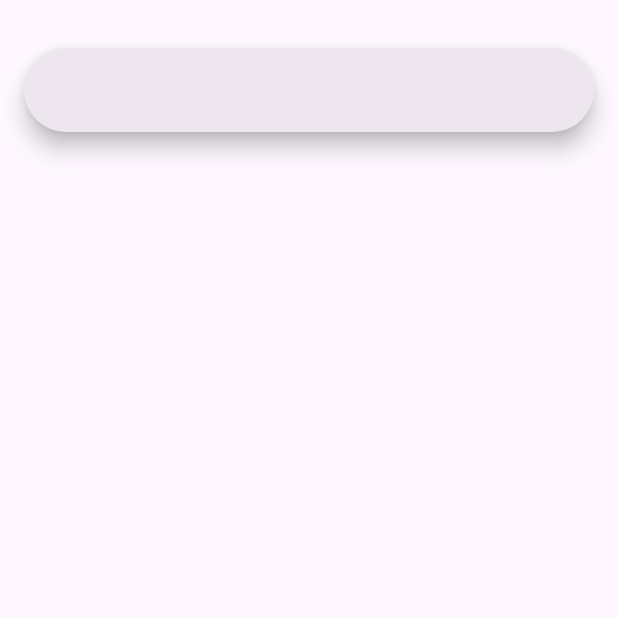
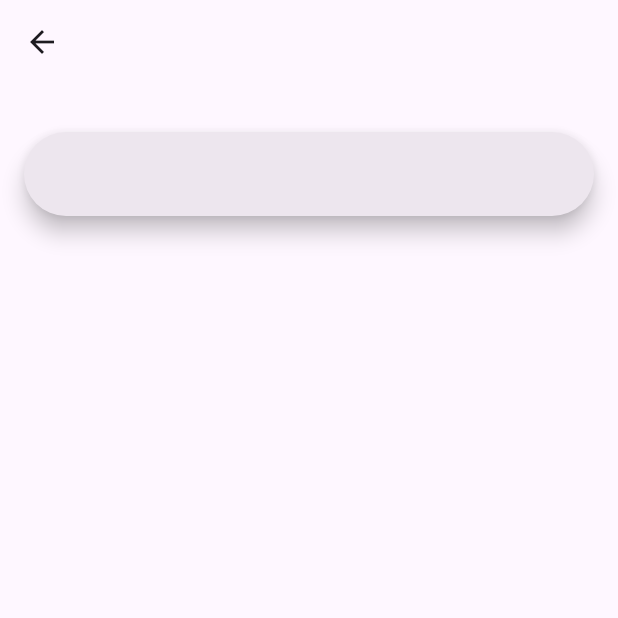
Before and after one commit to Ronan-Vallee/neo_weather, a Flutter app: the screen it shows after launch, after a tap on "Search city", on a phone screen of 412 x 824 dp, the top half of it. Run offline on Flutter 3.47's test engine with Material 3 defaults, Android fonts, the phone set to English and light mode, and no system bars; our stand-ins replace bloc, dartz, equatable, flutter_bloc, get_it, hive_flutter; accounts and stored records are empty.

Commit message:
feat(city): Integrate SavedCitiesBloc in view
Use SavedCitiesBloc to show saved cities list and
allow to add or remove cities from the list.

```diff
--- a/lib/features/city/presentation/pages/city_search_page.dart
+++ b/lib/features/city/presentation/pages/city_search_page.dart
@@ -2,6 +2,7 @@ import 'package:flutter/material.dart';
 import 'package:flutter_bloc/flutter_bloc.dart';
 
 import '../blocs/city_search_bloc/city_search_bloc.dart';
+import '../blocs/saved_cities_bloc/saved_cities_bloc.dart';
 
 class CitySearchPage extends StatelessWidget {
   const CitySearchPage();
@@ -9,6 +10,13 @@ class CitySearchPage extends StatelessWidget {
   @override
   Widget build(BuildContext context) {
     return Scaffold(
+      appBar: AppBar(
+        title: const SizedBox.shrink(),
+        leading: IconButton(
+          icon: const Icon(Icons.arrow_back),
+          onPressed: () => Navigator.of(context).pop(),
+        ),
+      ),
       body: Padding(
         padding: const EdgeInsets.symmetric(horizontal: 16.0, vertical: 32.0),
         child: Column(
@@ -29,6 +37,11 @@ class CitySearchPage extends StatelessWidget {
                         trailing: Text(
                           "${state.citySearchResults[index].country}, ${state.citySearchResults[index].state}",
                         ),
+                        onTap: () => context.read<SavedCitiesBloc>().add(
+                              SavedCitiesCitySelected(
+                                city: state.citySearchResults[index],
+                              ),
+                            ),
                       );
                     },
                   );
--- a/lib/features/weather/presentation/pages/weather_page.dart
+++ b/lib/features/weather/presentation/pages/weather_page.dart
@@ -2,6 +2,7 @@ import 'package:flutter/material.dart';
 import 'package:flutter_bloc/flutter_bloc.dart';
 
 import '../../../../router.dart';
+import '../../../city/presentation/blocs/saved_cities_bloc/saved_cities_bloc.dart';
 import '../blocs/weather_bloc/weather_bloc.dart';
 
 class WeatherPage extends StatelessWidget {
@@ -10,8 +11,7 @@ class WeatherPage extends StatelessWidget {
   @override
   Widget build(BuildContext context) {
     return Scaffold(
-      body: SizedBox(
-        width: double.infinity,
+      body: SafeArea(
         child: Column(
           mainAxisAlignment: MainAxisAlignment.center,
           children: [
@@ -25,6 +25,33 @@ class WeatherPage extends StatelessWidget {
                   context.read<WeatherBloc>().add(const WeatherRequested()),
               child: const Text("Fetch Weather"),
             ),
+            Expanded(
+              child: BlocBuilder<SavedCitiesBloc, SavedCitiesState>(
+                buildWhen: (previous, current) =>
+                    current.status == SavedCitiesStatus.loaded,
+                builder: (context, state) {
+                  return ListView.builder(
+                    itemCount: state.cities.length,
+                    itemBuilder: (context, index) {
+                      return Dismissible(
+                        key: ValueKey<String>(state.cities[index].name),
+                        onDismissed: (direction) => context
+                            .read<SavedCitiesBloc>()
+                            .add(SavedCitiesCityDismissed(
+                              city: state.cities[index],
+                            )),
+                        child: ListTile(
+                          title: Text(state.cities[index].name),
+                          trailing: Text(
+                            "${state.cities[index].country}, ${state.cities[index].state}",
+                          ),
+                        ),
+                      );
+                    },
+                  );
+                },
+              ),
+            )
           ],
         ),
       ),
--- a/lib/main.dart
+++ b/lib/main.dart
@@ -3,6 +3,7 @@ import 'package:flutter_bloc/flutter_bloc.dart';
 import 'package:hive_flutter/hive_flutter.dart';
 
 import 'features/city/presentation/blocs/city_search_bloc/city_search_bloc.dart';
+import 'features/city/presentation/blocs/saved_cities_bloc/saved_cities_bloc.dart';
 import 'features/weather/presentation/blocs/weather_bloc/weather_bloc.dart';
 import 'router.dart';
 import 'service_locator.dart' as di;
@@ -31,6 +32,10 @@ class MyApp extends StatelessWidget {
         BlocProvider(
           create: (context) => di.locator<CitySearchBloc>(),
         ),
+        BlocProvider(
+          create: (context) =>
+              di.locator<SavedCitiesBloc>()..add(const SavedCitiesRequested()),
+        ),
       ],
       child: MaterialApp(
         title: 'NeoWeather',
```
